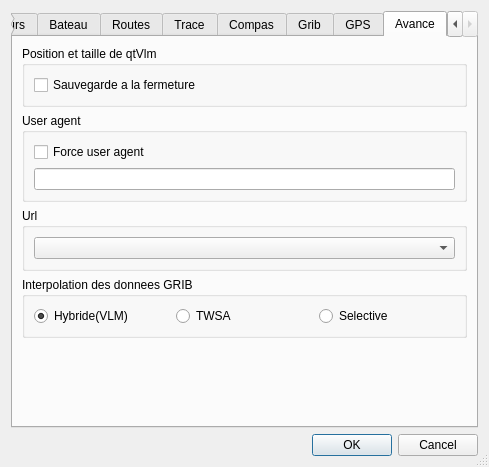
The window that src/Ui/paramVLM.ui (nohal/qtVlm) describes before a commit, drawn with Qt 5.
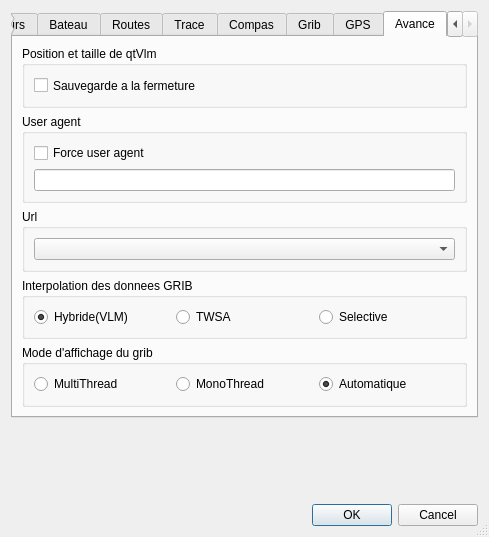
The same window after the commit. The open tabs and pages were chosen to show the change. Icons and pictures are not drawn.

Commit message: Fix a crash in vlmLine detectCoast function if maps localization is changed. Add a "grib-display-benchmark" to choose automatically the fastest way of displaying the grib,=. See param->advanced for result of the test, in gribAuto tooltip.

```diff
--- a/src/Ui/paramVLM.ui
+++ b/src/Ui/paramVLM.ui
@@ -7,7 +7,7 @@
     <x>0</x>
     <y>0</y>
     <width>489</width>
-    <height>448</height>
+    <height>537</height>
    </rect>
   </property>
   <property name="sizePolicy">
@@ -130,13 +130,6 @@
             </property>
            </widget>
           </item>
-          <item>
-           <widget class="QCheckBox" name="gribMonoCpu">
-            <property name="text">
-             <string>Do not use multi-threading for drawing grib</string>
-            </property>
-           </widget>
-          </item>
          </layout>
         </widget>
        </item>
@@ -1239,17 +1232,40 @@
         </widget>
        </item>
        <item>
-        <spacer name="verticalSpacer_8">
-         <property name="orientation">
-          <enum>Qt::Vertical</enum>
+        <widget class="QGroupBox" name="groupBox_16">
+         <property name="title">
+          <string>Mode d'affichage du grib</string>
          </property>
-         <property name="sizeHint" stdset="0">
-          <size>
-           <width>20</width>
-           <height>40</height>
-          </size>
-         </property>
-        </spacer>
+         <layout class="QHBoxLayout" name="horizontalLayout_7">
+          <item>
+           <widget class="QRadioButton" name="gribMulti">
+            <property name="text">
+             <string>MultiThread</string>
+            </property>
+            <property name="checked">
+             <bool>false</bool>
+            </property>
+           </widget>
+          </item>
+          <item>
+           <widget class="QRadioButton" name="gribMono">
+            <property name="text">
+             <string>MonoThread</string>
+            </property>
+           </widget>
+          </item>
+          <item>
+           <widget class="QRadioButton" name="gribAuto">
+            <property name="text">
+             <string>Automatique</string>
+            </property>
+            <property name="checked">
+             <bool>true</bool>
+            </property>
+           </widget>
+          </item>
+         </layout>
+        </widget>
        </item>
       </layout>
      </widget>
```
Left out of the diff: 1 changed line with no effect on the pictures. The commit also changes 19 other files.
